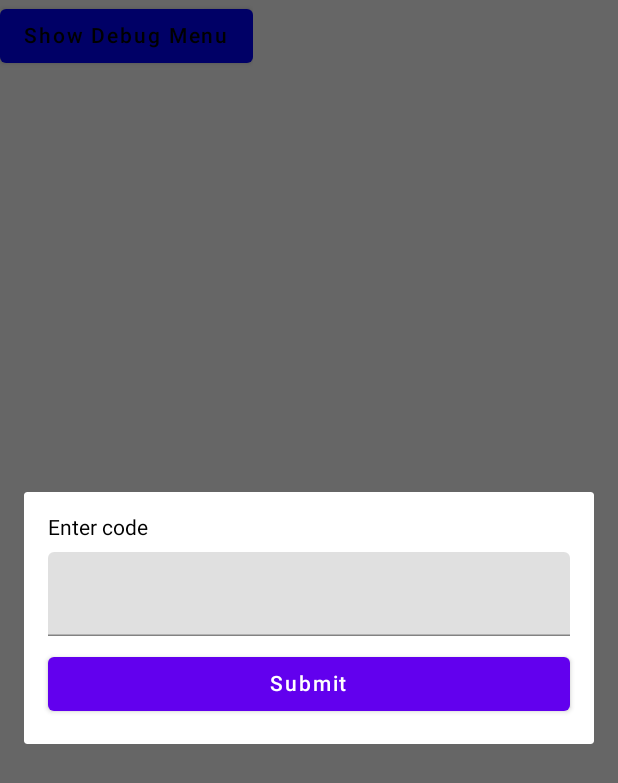
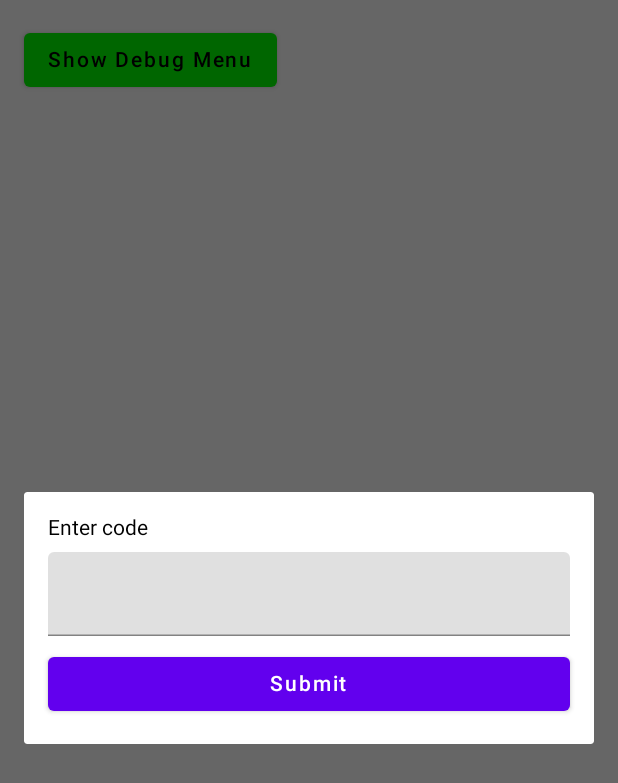
Before and after one commit to steamclock/debug-menu-android, an Android app built with Jetpack Compose: the screen it shows after launch (MainActivity), after a tap on "Show Debug Menu", on a phone screen of 412 x 824 dp. Shown: the top 783 px of the screen. Run offline under Robolectric (Android 15) with nearby library versions, the phone set to English and light mode, and no system bars.

Commit message:
Add padding and better alternative text

```diff
--- a/app/src/main/java/com/steamclock/debugmenusample/MainActivity.kt
+++ b/app/src/main/java/com/steamclock/debugmenusample/MainActivity.kt
@@ -5,10 +5,12 @@ import androidx.activity.compose.setContent
 import androidx.appcompat.app.AppCompatActivity
 import androidx.compose.foundation.layout.Arrangement
 import androidx.compose.foundation.layout.Column
+import androidx.compose.foundation.layout.padding
 import androidx.compose.material.*
 import androidx.compose.runtime.Composable
 import androidx.compose.runtime.collectAsState
 import androidx.compose.runtime.rememberCoroutineScope
+import androidx.compose.ui.Modifier
 import androidx.compose.ui.graphics.Color
 import androidx.compose.ui.unit.dp
 import com.steamclock.debugmenu.*
@@ -50,12 +52,13 @@ class MainActivity : AppCompatActivity() {
 @Composable
 fun DebugMenuSample(showSecretText: Boolean, altButtonText: Boolean, altButtonColour: Boolean) {
     val coroutineScope = rememberCoroutineScope()
-    Column(verticalArrangement = Arrangement.spacedBy(16.dp)) {
+    Column(verticalArrangement = Arrangement.spacedBy(16.dp),
+        modifier = Modifier.padding(16.dp)) {
         if (showSecretText) {
             Text("Secret Text!")
         }
         val colors = ButtonDefaults.buttonColors(
-            backgroundColor = if (altButtonColour) Color.Red else Color.Blue
+            backgroundColor = if (altButtonColour) Color.Red else Color.Green
         )
         Button(
             colors = colors,
@@ -65,7 +68,7 @@ fun DebugMenuSample(showSecretText: Boolean, altButtonText: Boolean, altButtonCo
             }
         }) {
             val text = if (altButtonText) {
-                "Alt Debug Menu Text"
+                "Reveal Debug Menu"
             } else {
                 "Show Debug Menu"
             }
```
